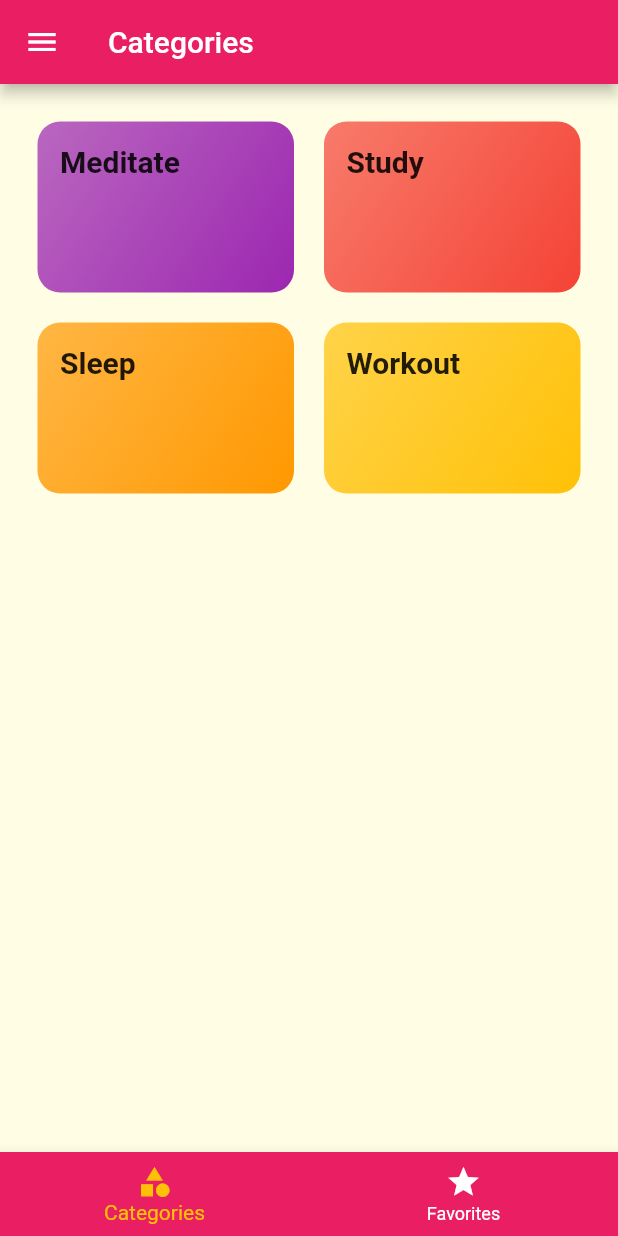
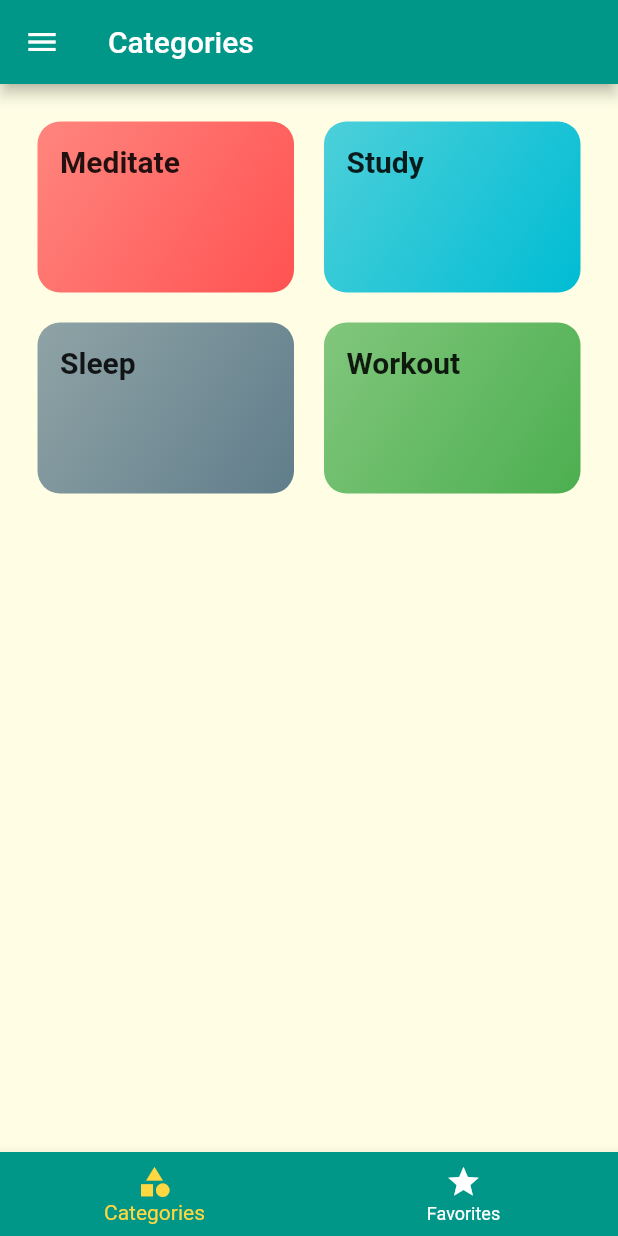
Before and after one commit to dendenso/Project380v1, a Flutter app: the screen it shows after launch, on a phone screen of 412 x 824 dp. Run offline on Flutter 3.47's test engine with Material 2 defaults, Android fonts, the phone set to English and light mode, and no system bars; Roboto replaces fonts that are missing (Raleway, RobotoCondensed).

Commit message:
Color palette change

```diff
--- a/lib/audio_data.dart
+++ b/lib/audio_data.dart
@@ -13,23 +13,22 @@ const AUDIO_CATEGORIES = const [
   Category(
     id: 'c1',
     title: 'Meditate',
-    color: Colors.purple,
-
+    color: Colors.redAccent,
   ),
   Category(
     id: 'c2',
     title: 'Study',
-    color: Colors.red,
+    color: Colors.cyan,
   ),
   Category(
     id: 'c3',
     title: 'Sleep',
-    color: Colors.orange,
+    color: Colors.blueGrey,
   ),
   Category(
     id: 'c4',
     title: 'Workout',
-    color: Colors.amber,
+    color: Colors.green,
   ),
 ];
 
--- a/lib/main.dart
+++ b/lib/main.dart
@@ -75,8 +75,8 @@ class _MyAppState extends State<MyApp> {
     return MaterialApp(
       title: 'DeliAudio',
       theme: ThemeData(
-        primarySwatch: Colors.pink,
-        accentColor: Colors.amber,
+        primarySwatch: Colors.teal,
+        accentColor: Colors.amberAccent,
         canvasColor: Color.fromRGBO(255, 254, 229, 1),
         fontFamily: 'Raleway',
         textTheme: ThemeData.light().textTheme.copyWith(
--- a/lib/screens/audio_detail_screen.dart
+++ b/lib/screens/audio_detail_screen.dart
@@ -99,7 +99,7 @@ class AudioDetailScreen extends StatelessWidget {
                           child: Material(
                             color: Colors.transparent,
                             child: Text(
-                              "Duration",
+                              "Timer",
                               style: TextStyle(
                                 color: Colors.white,
                                 fontSize: 22.0,
@@ -117,8 +117,8 @@ class AudioDetailScreen extends StatelessWidget {
                 decoration: BoxDecoration(
                   gradient: LinearGradient(
                     colors: [
-                      Colors.orange,
-                      Colors.red,
+                      Colors.teal,
+                      Colors.teal,
                     ],
                     stops: [
                       0.3,
```
Also changed, not shown: lib/timer/countdown.dart (+5 -5 lines).
